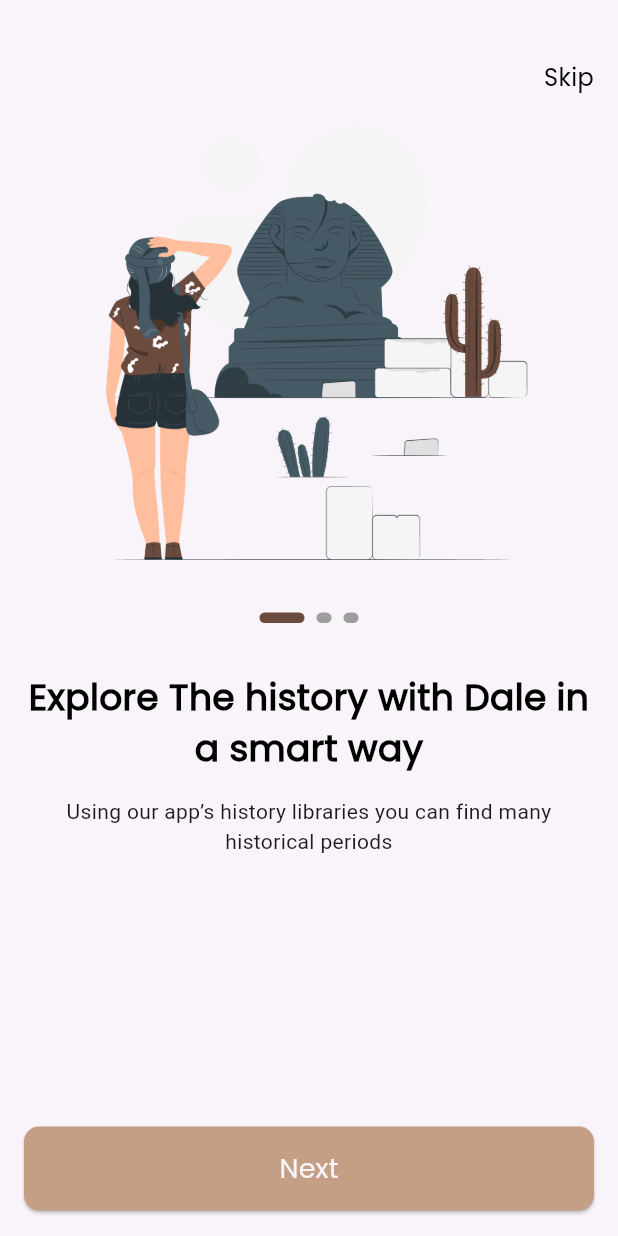
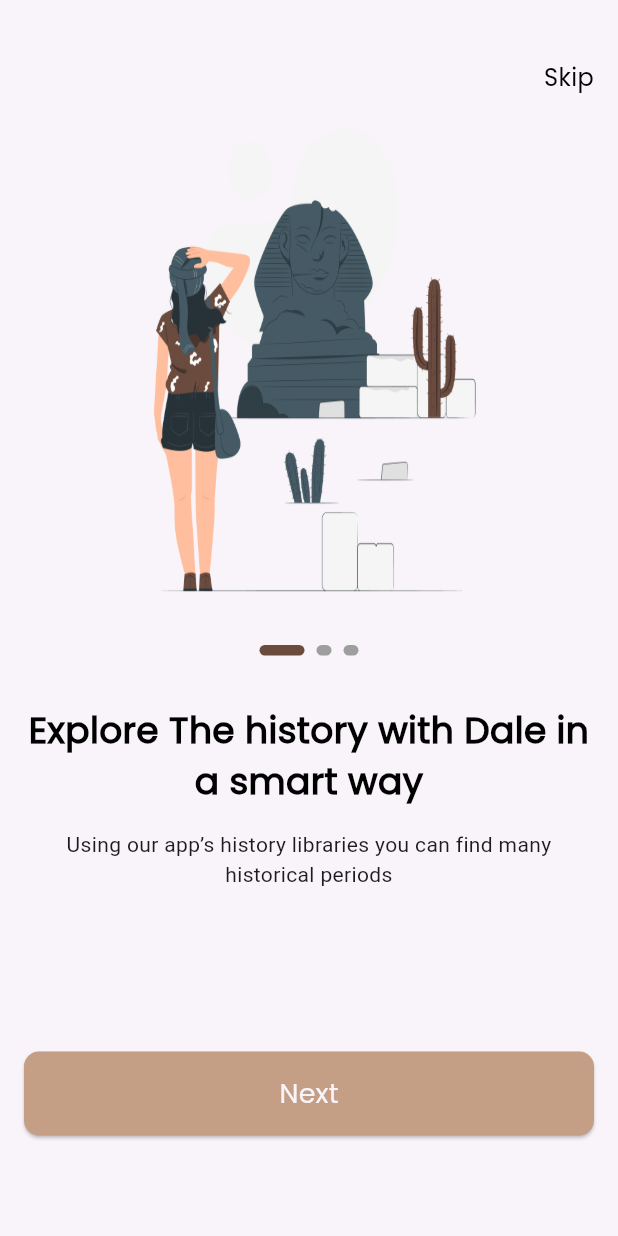
Before and after one commit to MohamedRamadan222/dalel, a Flutter app: the screen it shows after launch, on a phone screen of 412 x 824 dp. Run offline on Flutter 3.47's test engine with Material 3 defaults, Android fonts, the phone set to English and light mode, and no system bars; drawn by our look-alikes of smooth_page_indicator; our stand-ins replace go_router.

Commit message:
refactor the code

```diff
--- a/lib/core/functions/navigation.dart
+++ b/lib/core/functions/navigation.dart
@@ -5,3 +5,8 @@ void customNavigate(context, String path) {
     GoRouter.of(context).push(path);
   }
 }
+void customReplacementNavigat(context, String path) {
+  {
+    GoRouter.of(context).pushReplacement(path);
+  }
+}
--- a/lib/features/on_boarding/presentation/views/widgets/onBoarding_widgets_body.dart
+++ b/lib/features/on_boarding/presentation/views/widgets/onBoarding_widgets_body.dart
@@ -10,13 +10,24 @@ class onBoardingWidgetBody extends StatelessWidget {
   final PageController _controller = PageController();
   @override
   Widget build(BuildContext context) {
-    return Expanded(
+    return SizedBox(
+      height: 550,
       child: PageView.builder(
+        physics: const BouncingScrollPhysics(),
           controller: _controller,
           itemCount: 3,
           itemBuilder: (context, index) {
             return Column(children: <Widget>[
-              Image.asset(Assets.onBoarding1),
+              Container(
+                width: 290,
+                height: 343,
+                decoration: const BoxDecoration(
+                    image:
+                        DecorationImage(image: AssetImage(Assets.onBoarding1),
+                          fit: BoxFit.fill
+                        ),
+                ),
+              ),
               const SizedBox(
                 height: 24,
               ),
@@ -29,6 +40,8 @@ class onBoardingWidgetBody extends StatelessWidget {
                 style: CustomTextStyles.poppins500style24
                     .copyWith(fontWeight: FontWeight.bold),
                 textAlign: TextAlign.center,
+                maxLines: 2,
+                overflow: TextOverflow.ellipsis,
               ),
               const SizedBox(
                 height: 16,
@@ -36,6 +49,8 @@ class onBoardingWidgetBody extends StatelessWidget {
               const Text(
                 'Using our app’s history libraries you can find many historical periods ',
                 textAlign: TextAlign.center,
+                maxLines: 2,
+                overflow: TextOverflow.ellipsis,
               ),
             ]);
           }),
--- a/lib/features/on_boarding/presentation/views/widgets/on_boarding_view.dart
+++ b/lib/features/on_boarding/presentation/views/widgets/on_boarding_view.dart
@@ -15,12 +15,15 @@ class OnBoardingView extends StatelessWidget {
       child: Scaffold(
         body: Padding(
           padding: const EdgeInsets.symmetric(horizontal: 16.0),
-          child: Column(children: [
+          child: ListView(
+            physics: const BouncingScrollPhysics(),
+              children: [
             const SizedBox(
               height: 40,
-              ),
+            ),
             const CustomNavBar(),
             onBoardingWidgetBody(),
+            const SizedBox(height: 88),
             const CustomBtn(
               text: AppStrings.next,
             ),
--- a/lib/features/splash/presentation/views/splash_view.dart
+++ b/lib/features/splash/presentation/views/splash_view.dart
@@ -30,7 +30,7 @@ class _SplashViewState extends State<SplashView> {
 }
 void delayedNavigate(context) {
   Future.delayed(const Duration(seconds: 2), () {
-    customNavigate(
+    customReplacementNavigat(
       context,
       "/onBoarding",
     );
```
